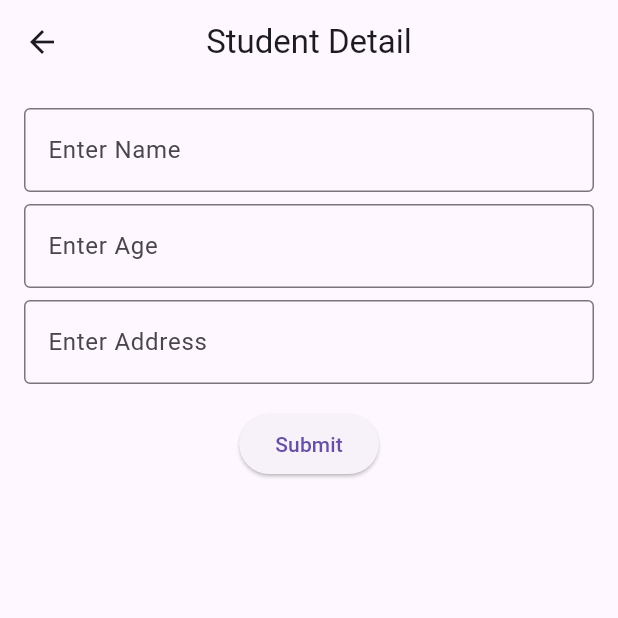
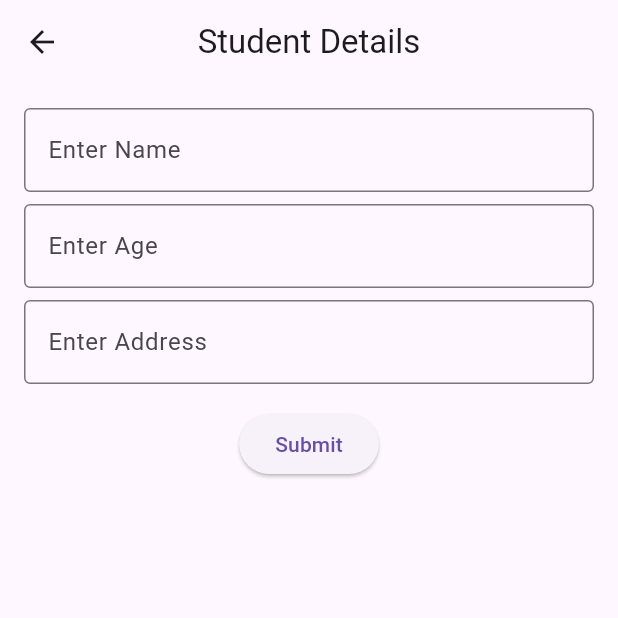
Before and after one commit to bibhakta21/class_assignment_2, a Flutter app: the StudentView screen opened directly, on a phone screen of 412 x 824 dp, the top half of it. Run offline on Flutter 3.47's test engine with Material 3 defaults, Android fonts, the phone set to English and light mode, and no system bars; our stand-ins replace bloc, equatable, flutter_bloc, get_it.

Commit message:
added some output images

```diff
--- a/lib/bloc/dashboard_bloc.dart
+++ b/lib/bloc/dashboard_bloc.dart
@@ -1,4 +1,4 @@
-import 'package:class_assignment_2/view/area_circle_view.dart';
+import 'package:class_assignment_2/view/area_of_circle_view.dart';
 import 'package:class_assignment_2/view/simple_interest_view.dart';
 import 'package:class_assignment_2/view/student_list_view.dart';
 import 'package:flutter/material.dart';
--- a/lib/view/student_list_view.dart
+++ b/lib/view/student_list_view.dart
@@ -15,7 +15,7 @@ class StudentView extends StatelessWidget {
   Widget build(BuildContext context) {
     return Scaffold(
       appBar: AppBar(
-        title: const Text('Student Detail'),
+        title: const Text('Student Details'),
         centerTitle: true,
       ),
       body: SafeArea(
```
Also changed, not shown: lib/view/area_of_circle_view.dart (renamed from lib/view/area_circle_view.dart), output1.png (added), output2.png (added), output3.png (added), output4.png (added).
